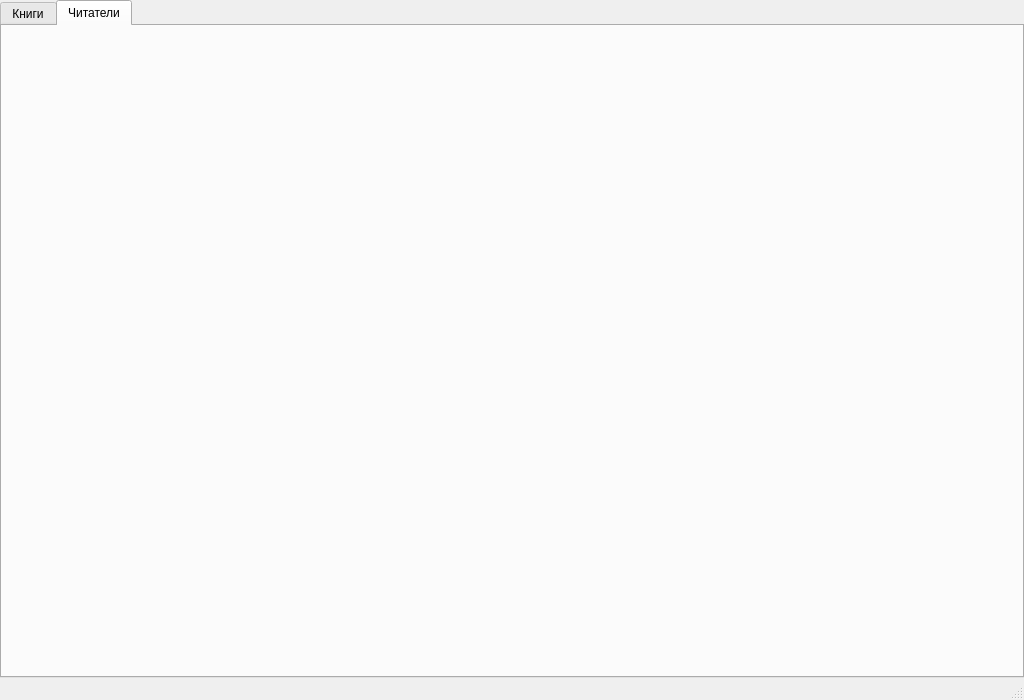
First picture: the form in main_form.ui, repository AlexXx235/Library_CW, before the edit.
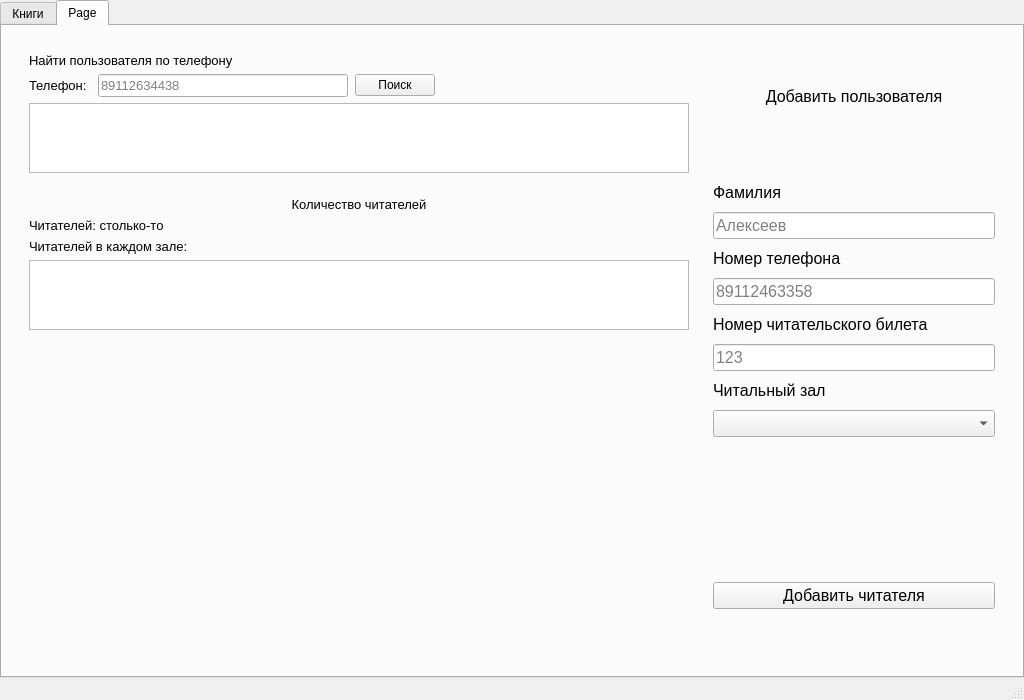
Second picture: the form after the edit. The open tabs and pages were chosen to show the change. Icons and pictures are not drawn.

Commit message: minimum valuable product done

Diff of the .ui file:
```diff
--- a/main_form.ui
+++ b/main_form.ui
@@ -13,7 +13,7 @@
   <property name="minimumSize">
    <size>
     <width>1024</width>
-    <height>700</height>
+    <height>0</height>
    </size>
   </property>
   <property name="windowTitle">
@@ -38,6 +38,9 @@
     </property>
     <item>
      <widget class="QTabWidget" name="tabWidget">
+      <property name="tabShape">
+       <enum>QTabWidget::Rounded</enum>
+      </property>
       <property name="currentIndex">
        <number>0</number>
       </property>
@@ -198,8 +201,482 @@
       </widget>
       <widget class="QWidget" name="readers_tab">
        <attribute name="title">
-        <string>Читатели</string>
+        <string>Page</string>
        </attribute>
+       <layout class="QHBoxLayout" name="horizontalLayout_4">
+        <item>
+         <widget class="QWidget" name="body" native="true">
+          <property name="minimumSize">
+           <size>
+            <width>1000</width>
+            <height>600</height>
+           </size>
+          </property>
+          <property name="maximumSize">
+           <size>
+            <width>46578</width>
+            <height>2365478</height>
+           </size>
+          </property>
+          <layout class="QHBoxLayout" name="horizontalLayout_3">
+           <item>
+            <layout class="QVBoxLayout" name="verticalLayout_3">
+             <item>
+              <widget class="QWidget" name="reader_search" native="true">
+               <layout class="QVBoxLayout" name="verticalLayout_5">
+                <item>
+                 <widget class="QLabel" name="reader_search_label">
+                  <property name="font">
+                   <font>
+                    <pointsize>10</pointsize>
+                   </font>
+                  </property>
+                  <property name="text">
+                   <string>Найти пользователя по телефону</string>
+                  </property>
+                  <property name="alignment">
+                   <set>Qt::AlignLeading|Qt::AlignLeft|Qt::AlignVCenter</set>
+                  </property>
+                 </widget>
+                </item>
+                <item>
+                 <layout class="QHBoxLayout" name="horizontalLayout_5">
+                  <property name="spacing">
+                   <number>7</number>
+                  </property>
+                  <item>
+                   <widget class="QLabel" name="phone_search_label">
+                    <property name="sizePolicy">
+                     <sizepolicy hsizetype="Fixed" vsizetype="Preferred">
+                      <horstretch>0</horstretch>
+                      <verstretch>0</verstretch>
+                     </sizepolicy>
+                    </property>
+                    <property name="font">
+                     <font>
+                      <pointsize>10</pointsize>
+                     </font>
+                    </property>
+                    <property name="text">
+                     <string>Телефон: </string>
+                    </property>
+                   </widget>
+                  </item>
+                  <item>
+                   <widget class="QLineEdit" name="phone_search_le">
+                    <property name="maximumSize">
+                     <size>
+                      <width>250</width>
+                      <height>16777215</height>
+                     </size>
+                    </property>
+                    <property name="font">
+                     <font>
+                      <pointsize>10</pointsize>
+                     </font>
+                    </property>
+                    <property name="mouseTracking">
+                     <bool>true</bool>
+                    </property>
+                    <property name="statusTip">
+                     <string>Введите номер телефона, чтобы узнать о его владельце</string>
+                    </property>
+                    <property name="inputMask">
+                     <string/>
+                    </property>
+                    <property name="maxLength">
+                     <number>32767</number>
+                    </property>
+                    <property name="placeholderText">
+                     <string>89112634438</string>
+                    </property>
+                   </widget>
+                  </item>
+                  <item>
+                   <widget class="QPushButton" name="phone_search_btn">
+                    <property name="maximumSize">
+                     <size>
+                      <width>100</width>
+                      <height>16777215</height>
+                     </size>
+                    </property>
+                    <property name="font">
+                     <font>
+                      <pointsize>9</pointsize>
+                     </font>
+                    </property>
+                    <property name="text">
+                     <string>Поиск</string>
+                    </property>
+                   </widget>
+                  </item>
+                  <item>
+                   <spacer name="horizontalSpacer">
+                    <property name="orientation">
+                     <enum>Qt::Horizontal</enum>
+                    </property>
+                    <property name="sizeHint" stdset="0">
+                     <size>
+                      <width>40</width>
+                      <height>20</height>
+                     </size>
+                    </property>
+                   </spacer>
+                  </item>
+                 </layout>
+                </item>
+                <item>
+                 <widget class="QTableWidget" name="readers_table">
+                  <property name="sizePolicy">
+                   <sizepolicy hsizetype="Expanding" vsizetype="Fixed">
+                    <horstretch>0</horstretch>
+                    <verstretch>0</verstretch>
+                   </sizepolicy>
+                  </property>
+                  <property name="sizeAdjustPolicy">
+                   <enum>QAbstractScrollArea::AdjustToContents</enum>
+                  </property>
+                  <property name="autoScroll">
+                   <bool>false</bool>
+                  </property>
+                  <property name="editTriggers">
+                   <set>QAbstractItemView::NoEditTriggers</set>
+                  </property>
+                  <property name="tabKeyNavigation">
+                   <bool>false</bool>
+                  </property>
+                  <property name="showDropIndicator" stdset="0">
+                   <bool>false</bool>
+                  </property>
+                  <property name="dragDropOverwriteMode">
+                   <bool>false</bool>
+                  </property>
+                  <property name="selectionMode">
+                   <enum>QAbstractItemView::NoSelection</enum>
+                  </property>
+                  <property name="wordWrap">
+                   <bool>true</bool>
+                  </property>
+                  <property name="cornerButtonEnabled">
+                   <bool>false</bool>
+                  </property>
+                  <property name="rowCount">
+                   <number>0</number>
+                  </property>
+                  <property name="columnCount">
+                   <number>0</number>
+                  </property>
+                  <attribute name="verticalHeaderDefaultSectionSize">
+                   <number>55</number>
+                  </attribute>
+                 </widget>
+                </item>
+               </layout>
+              </widget>
+             </item>
+             <item>
+              <widget class="QWidget" name="room_info_widget" native="true">
+               <property name="minimumSize">
+                <size>
+                 <width>0</width>
+                 <height>0</height>
+                </size>
+               </property>
+               <layout class="QVBoxLayout" name="verticalLayout_6">
+                <item>
+                 <widget class="QLabel" name="info_label">
+                  <property name="font">
+                   <font>
+                    <pointsize>10</pointsize>
+                   </font>
+                  </property>
+                  <property name="text">
+                   <string>Количество читателей</string>
+                  </property>
+                  <property name="alignment">
+                   <set>Qt::AlignCenter</set>
+                  </property>
+                 </widget>
+                </item>
+                <item>
+                 <widget class="QLabel" name="info_text">
+                  <property name="font">
+                   <font>
+                    <pointsize>10</pointsize>
+                   </font>
+                  </property>
+                  <property name="text">
+                   <string>Читателей: столько-то</string>
+                  </property>
+                 </widget>
+                </item>
+                <item>
+                 <widget class="QLabel" name="rooms_table_title">
+                  <property name="font">
+                   <font>
+                    <pointsize>10</pointsize>
+                   </font>
+                  </property>
+                  <property name="text">
+                   <string>Читателей в каждом зале:</string>
+                  </property>
+                 </widget>
+                </item>
+                <item>
+                 <widget class="QTableWidget" name="rooms_table">
+                  <property name="sizePolicy">
+                   <sizepolicy hsizetype="Expanding" vsizetype="Fixed">
+                    <horstretch>0</horstretch>
+                    <verstretch>0</verstretch>
+                   </sizepolicy>
+                  </property>
+                  <property name="horizontalScrollBarPolicy">
+                   <enum>Qt::ScrollBarAsNeeded</enum>
+                  </property>
+                  <property name="sizeAdjustPolicy">
+                   <enum>QAbstractScrollArea::AdjustToContents</enum>
+                  </property>
+                  <property name="editTriggers">
+                   <set>QAbstractItemView::NoEditTriggers</set>
+                  </property>
+                  <property name="tabKeyNavigation">
+                   <bool>false</bool>
+                  </property>
+                  <property name="showDropIndicator" stdset="0">
+                   <bool>false</bool>
+                  </property>
+                  <property name="dragDropOverwriteMode">
+                   <bool>false</bool>
+                  </property>
+                  <property name="selectionMode">
+                   <enum>QAbstractItemView::NoSelection</enum>
+                  </property>
+                  <property name="cornerButtonEnabled">
+                   <bool>false</bool>
+                  </property>
+                 </widget>
+                </item>
+                <item>
+                 <spacer name="verticalSpacer_8">
+                  <property name="orientation">
+                   <enum>Qt::Vertical</enum>
+                  </property>
+                  <property name="sizeHint" stdset="0">
+                   <size>
+                    <width>20</width>
+                    <height>40</height>
+                   </size>
+                  </property>
+                 </spacer>
+                </item>
+               </layout>
+              </widget>
+             </item>
+            </layout>
+           </item>
+           <item>
+            <widget class="QWidget" name="add_reader_widget" native="true">
+             <property name="maximumSize">
+              <size>
+               <width>300</width>
+               <height>650</height>
+              </size>
+             </property>
+             <layout class="QVBoxLayout" name="verticalLayout_4" stretch="1,0,2,0,0,0,0,0,0,0,0,4,0,0">
+              <property name="spacing">
+               <number>10</number>
+              </property>
+              <item>
+               <spacer name="verticalSpacer_7">
+                <property name="orientation">
+                 <enum>Qt::Vertical</enum>
+                </property>
+                <property name="sizeHint" stdset="0">
+                 <size>
+                  <width>20</width>
+                  <height>40</height>
+                 </size>
+                </property>
+               </spacer>
+              </item>
+              <item>
+               <widget class="QLabel" name="add_user_label">
+                <property name="font">
+                 <font>
+                  <pointsize>12</pointsize>
+                 </font>
+                </property>
+                <property name="text">
+                 <string>Добавить пользователя</string>
+                </property>
+                <property name="alignment">
+                 <set>Qt::AlignCenter</set>
+                </property>
+               </widget>
+              </item>
+              <item>
+               <spacer name="verticalSpacer_6">
+                <property name="orientation">
+                 <enum>Qt::Vertical</enum>
+                </property>
+                <property name="sizeHint" stdset="0">
+                 <size>
+                  <width>20</width>
+                  <height>40</height>
+                 </size>
+                </property>
+               </spacer>
+              </item>
+              <item>
+               <widget class="QLabel" name="surname_label">
+                <property name="font">
+                 <font>
+                  <pointsize>12</pointsize>
+                 </font>
+                </property>
+                <property name="text">
+                 <string>Фамилия</string>
+                </property>
+               </widget>
+              </item>
+              <item>
+               <widget class="QLineEdit" name="surname_le">
+                <property name="font">
+                 <font>
+                  <pointsize>12</pointsize>
+                 </font>
+                </property>
+                <property name="statusTip">
+                 <string>Введите фамилию нового читателя</string>
+                </property>
+                <property name="placeholderText">
+                 <string>Алексеев</string>
+                </property>
+               </widget>
+              </item>
+              <item>
+               <widget class="QLabel" name="phone_label">
+                <property name="font">
+                 <font>
+                  <pointsize>12</pointsize>
+                 </font>
+                </property>
+                <property name="text">
+                 <string>Номер телефона</string>
+                </property>
+               </widget>
+              </item>
+              <item>
+               <widget class="QLineEdit" name="phone_le">
+                <property name="font">
+                 <font>
+                  <pointsize>12</pointsize>
+                 </font>
+                </property>
+                <property name="statusTip">
+                 <string>Введите номер телефона нового читателя</string>
+                </property>
+                <property name="placeholderText">
+                 <string>89112463358</string>
+                </property>
+               </widget>
+              </item>
+              <item>
+               <widget class="QLabel" name="card_number_label">
+                <property name="font">
+                 <font>
+                  <pointsize>12</pointsize>
+                 </font>
+                </property>
+                <property name="text">
+                 <string>Номер читательского билета</string>
+                </property>
+               </widget>
+              </item>
+              <item>
+               <widget class="QLineEdit" name="room_card_number_le">
+                <property name="font">
+                 <font>
+                  <pointsize>12</pointsize>
+                 </font>
+                </property>
+                <property name="statusTip">
+                 <string>Введите номер читательского билета нового читателя</string>
+                </property>
+                <property name="placeholderText">
+                 <string>123</string>
+                </property>
+               </widget>
+              </item>
+              <item>
+               <widget class="QLabel" name="room_label">
+                <property name="font">
+                 <font>
+                  <pointsize>12</pointsize>
+                 </font>
+                </property>
+                <property name="text">
+                 <string>Читальный зал</string>
+                </property>
+               </widget>
+              </item>
+              <item>
+               <widget class="QComboBox" name="reader_room_combo_box">
+                <property name="font">
+                 <font>
+                  <pointsize>12</pointsize>
+                 </font>
+                </property>
+                <property name="statusTip">
+                 <string>Выберите читальный зал, к которому будет прикреплен читатель</string>
+                </property>
+               </widget>
+              </item>
+              <item>
+               <spacer name="verticalSpacer_5">
+                <property name="orientation">
+                 <enum>Qt::Vertical</enum>
+                </property>
+                <property name="sizeHint" stdset="0">
+                 <size>
+                  <width>20</width>
+                  <height>40</height>
+                 </size>
+                </property>
+               </spacer>
+              </item>
+              <item>
+               <widget class="QPushButton" name="add_reader_btn">
+                <property name="font">
+                 <font>
+                  <pointsize>12</pointsize>
+                 </font>
+                </property>
+                <property name="text">
+                 <string>Добавить читателя</string>
+                </property>
+               </widget>
+              </item>
+              <item>
+               <spacer name="verticalSpacer_9">
+                <property name="orientation">
+                 <enum>Qt::Vertical</enum>
+                </property>
+                <property name="sizeHint" stdset="0">
+                 <size>
+                  <width>20</width>
+                  <height>40</height>
+                 </size>
+                </property>
+               </spacer>
+              </item>
+             </layout>
+            </widget>
+           </item>
+          </layout>
+         </widget>
+        </item>
+       </layout>
       </widget>
      </widget>
     </item>
```
Left out of the diff: 147 changed lines with no effect on the pictures. The commit also changes 11 other files.
